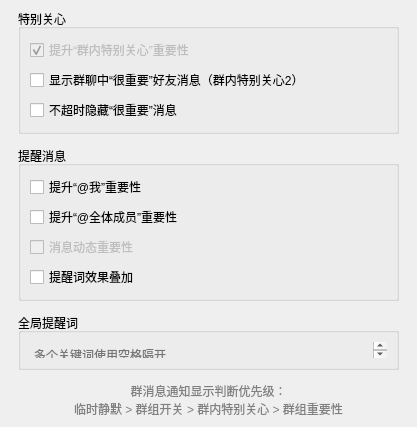
This is widgets/settings/specialwidget.ui in iwxyi/CatlikeQQ as Qt 5 draws it before an edit. The edited form follows.
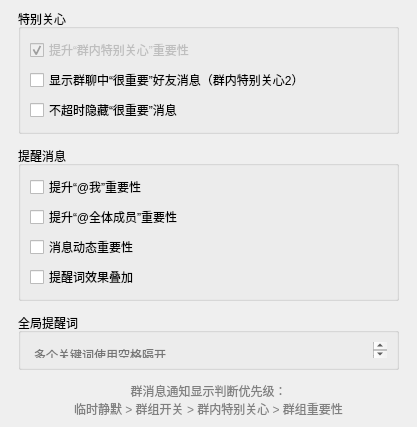
This is the edited form.

Diff of the .ui file:
```diff
--- a/widgets/settings/specialwidget.ui
+++ b/widgets/settings/specialwidget.ui
@@ -110,7 +110,7 @@
       <item>
        <widget class="QCheckBox" name="dynamicImportanceCheck">
         <property name="enabled">
-         <bool>false</bool>
+         <bool>true</bool>
         </property>
         <property name="toolTip">
          <string>&lt;html&gt;&lt;head/&gt;&lt;body&gt;&lt;p&gt;根据聊天内容智能上调消息重要性&lt;/p&gt;&lt;p&gt;例如，在群组中发送疑问句后，临时提升群组消息一个级别&lt;/p&gt;&lt;/body&gt;&lt;/html&gt;</string>
```
